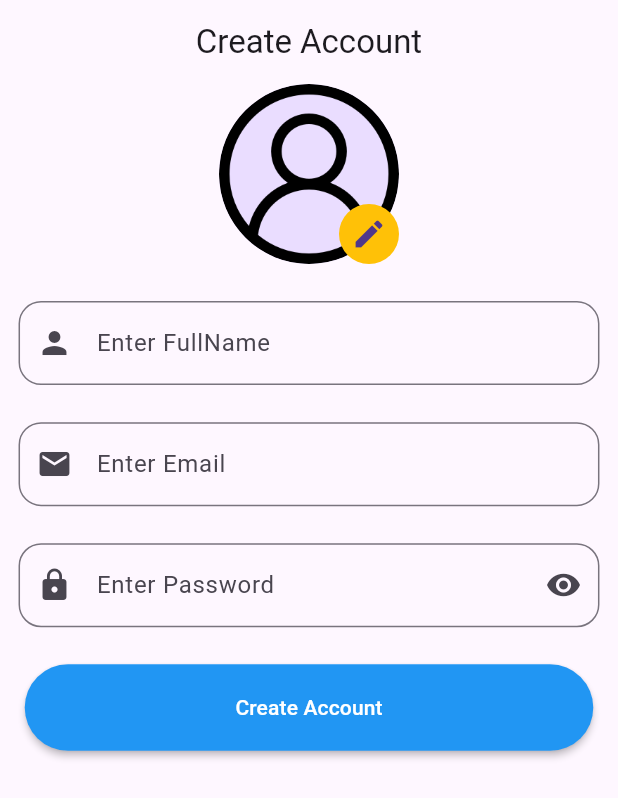
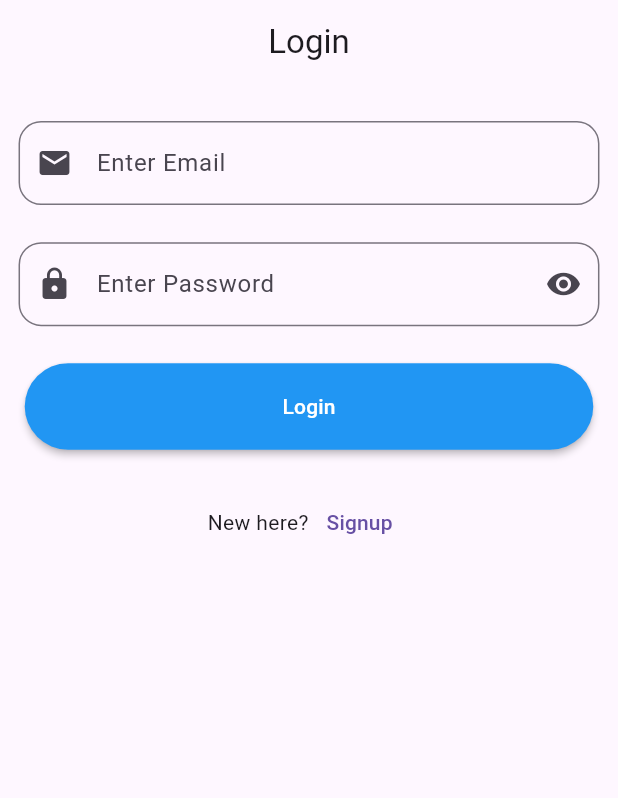
Before and after one commit to sabin6969/Note-App-Flutter-App, a Flutter app: the screen it shows after launch, on a phone screen of 412 x 824 dp. Shown: the top 798 px of the screen. Run offline on Flutter 3.47's test engine with Material 3 defaults, Android fonts, the phone set to English and light mode, and no system bars; our stand-ins replace flutter_bloc, fluttertoast, image_picker.

Commit message:
Add INTERNET permission to AndroidManifest.xml and implemented login feature

```diff
--- /dev/null
+++ b/lib/blocs/login/login_bloc.dart
@@ -0,0 +1,34 @@
+import 'dart:async';
+
+import 'package:flutter_bloc/flutter_bloc.dart';
+import 'package:note_app_flutter_mobile_app/blocs/login/login_event.dart';
+import 'package:note_app_flutter_mobile_app/blocs/login/login_state.dart';
+import 'package:note_app_flutter_mobile_app/data/models/login_response_model.dart';
+import 'package:note_app_flutter_mobile_app/data/repository/user_repository.dart';
+import 'package:note_app_flutter_mobile_app/exceptions/custom_exceptions.dart';
+
+class LoginBloc extends Bloc<LoginEvent, LoginState> {
+  final UserRepository userRepository;
+  LoginBloc({required this.userRepository}) : super(LoginInitialState()) {
+    on<LoginButtonPressedEvent>(handleLoginButtonPressedEvent);
+  }
+
+  FutureOr<void> handleLoginButtonPressedEvent(
+      LoginButtonPressedEvent event, Emitter<LoginState> emit) async {
+    if (event.email.isEmpty || event.password.isEmpty) {
+      emit(LoginValidationErrorState(message: "All fields are required"));
+    } else {
+      try {
+        emit(LoginLoadingState());
+        LoginResponse loginResponse = await userRepository.loginUser(
+            email: event.email, password: event.password);
+        emit(LoginSucessState(loginResponse: loginResponse));
+      } on CustomException catch (e) {
+        emit(LoginFailedState(message: e.message));
+      } catch (e) {
+        emit(LoginFailedState(
+            message: "Something went wrong while login try again"));
+      }
+    }
+  }
+}
--- /dev/null
+++ b/lib/blocs/login/login_event.dart
@@ -0,0 +1,7 @@
+final class LoginEvent {}
+
+final class LoginButtonPressedEvent extends LoginEvent {
+  final String email;
+  final String password;
+  LoginButtonPressedEvent({required this.email, required this.password});
+}
--- /dev/null
+++ b/lib/blocs/login/login_state.dart
@@ -0,0 +1,22 @@
+import 'package:note_app_flutter_mobile_app/data/models/login_response_model.dart';
+
+final class LoginState {}
+
+final class LoginInitialState extends LoginState {}
+
+final class LoginLoadingState extends LoginState {}
+
+final class LoginSucessState extends LoginState {
+  final LoginResponse loginResponse;
+  LoginSucessState({required this.loginResponse});
+}
+
+final class LoginValidationErrorState extends LoginState {
+  final String message;
+  LoginValidationErrorState({required this.message});
+}
+
+final class LoginFailedState extends LoginState {
+  final String message;
+  LoginFailedState({required this.message});
+}
--- a/lib/blocs/signup/signup_bloc.dart
+++ b/lib/blocs/signup/signup_bloc.dart
@@ -14,10 +14,10 @@ class SignupBloc extends Bloc<SignupEvent, SignupState> {
     if (event.email.isEmpty ||
         event.fullName.isEmpty ||
         event.password.isEmpty) {
-      emit(SignupFailedState(errorMessage: "All fields are required"));
+      emit(SignupValidationError(message: "All fields are required"));
     } else {
       if (event.imageFile == null) {
-        emit(SignupFailedState(errorMessage: "Please select a profile image"));
+        emit(SignupValidationError(message: "Please select a profile image"));
       } else {
         try {
           emit(SignupLoadingState());
--- a/lib/blocs/signup/signup_state.dart
+++ b/lib/blocs/signup/signup_state.dart
@@ -15,3 +15,8 @@ final class SignupFailedState extends SignupState {
 }
 
 final class SignupLoadingState extends SignupState {}
+
+final class SignupValidationError extends SignupState {
+  final String message;
+  SignupValidationError({required this.message});
+}
--- a/lib/main.dart
+++ b/lib/main.dart
@@ -1,9 +1,5 @@
 import 'package:flutter/material.dart';
-import 'package:flutter_bloc/flutter_bloc.dart';
-import 'package:note_app_flutter_mobile_app/blocs/signup/signup_bloc.dart';
-import 'package:note_app_flutter_mobile_app/data/provider/user_provider.dart';
-import 'package:note_app_flutter_mobile_app/data/repository/user_repository.dart';
-import 'package:note_app_flutter_mobile_app/views/signup_view.dart';
+import 'package:note_app_flutter_mobile_app/routes/app_route_configuration.dart';
 
 void main() {
   runApp(const MyNoteApp());
@@ -21,17 +17,7 @@ class MyNoteApp extends StatelessWidget {
       debugShowCheckedModeBanner: false,
       theme: ThemeData(),
       title: "My Note App",
-      home: RepositoryProvider(
-        create: (context) => UserRepository(
-          userProvider: UserProvider(),
-        ),
-        child: BlocProvider(
-          create: (context) => SignupBloc(
-            userRepository: context.read<UserRepository>(),
-          ),
-          child: const SignupView(),
-        ),
-      ),
+      onGenerateRoute: AppRouteConfiguration.generateRoute,
     );
   }
 }
--- /dev/null
+++ b/lib/routes/app_route_configuration.dart
@@ -0,0 +1,45 @@
+import 'package:flutter/material.dart';
+import 'package:flutter_bloc/flutter_bloc.dart';
+import 'package:note_app_flutter_mobile_app/blocs/login/login_bloc.dart';
+import 'package:note_app_flutter_mobile_app/blocs/signup/signup_bloc.dart';
+import 'package:note_app_flutter_mobile_app/data/provider/user_provider.dart';
+import 'package:note_app_flutter_mobile_app/data/repository/user_repository.dart';
+import 'package:note_app_flutter_mobile_app/routes/app_route_names.dart';
+import 'package:note_app_flutter_mobile_app/views/fall_back_view.dart';
+import 'package:note_app_flutter_mobile_app/views/login_view.dart';
+import 'package:note_app_flutter_mobile_app/views/signup_view.dart';
+
+class AppRouteConfiguration {
+  static MaterialPageRoute generateRoute(RouteSettings settings) {
+    switch (settings.name) {
+      case AppRouteNames.signup:
+        return MaterialPageRoute(
+          builder: (context) => RepositoryProvider(
+            create: (context) => UserRepository(userProvider: UserProvider()),
+            child: BlocProvider(
+              create: (context) => SignupBloc(
+                userRepository: context.read<UserRepository>(),
+              ),
+              child: const SignupView(),
+            ),
+          ),
+        );
+      case AppRouteNames.login:
+        return MaterialPageRoute(
+          builder: (context) => RepositoryProvider(
+            create: (context) => UserRepository(userProvider: UserProvider()),
+            child: BlocProvider(
+              create: (context) => LoginBloc(
+                userRepository: context.read<UserRepository>(),
+              ),
+              child: const LoginView(),
+            ),
+          ),
+        );
+      default:
+        return MaterialPageRoute(
+          builder: (context) => const FallBackView(),
+        );
+    }
+  }
+}
--- /dev/null
+++ b/lib/routes/app_route_names.dart
@@ -0,0 +1,4 @@
+class AppRouteNames {
+  static const String login = "/";
+  static const String signup = "/signup";
+}
--- /dev/null
+++ b/lib/views/login_view.dart
@@ -0,0 +1,140 @@
+import 'package:flutter/material.dart';
+import 'package:flutter_bloc/flutter_bloc.dart';
+import 'package:note_app_flutter_mobile_app/blocs/login/login_bloc.dart';
+import 'package:note_app_flutter_mobile_app/blocs/login/login_event.dart';
+import 'package:note_app_flutter_mobile_app/blocs/login/login_state.dart';
+import 'package:note_app_flutter_mobile_app/main.dart';
+import 'package:note_app_flutter_mobile_app/routes/app_route_names.dart';
+import 'package:note_app_flutter_mobile_app/utils/loading_dialog.dart';
+import 'package:note_app_flutter_mobile_app/utils/show_toast_message.dart';
+import 'package:note_app_flutter_mobile_app/widgets/custom_auth_button.dart';
+import 'package:note_app_flutter_mobile_app/widgets/custom_text_field.dart';
+
+class LoginView extends StatefulWidget {
+  const LoginView({super.key});
+
+  @override
+  State<LoginView> createState() => _LoginViewState();
+}
+
+class _LoginViewState extends State<LoginView> {
+  final GlobalKey<FormState> _formKey = GlobalKey<FormState>();
+  final FocusNode _emailFocusNode = FocusNode();
+  final FocusNode _passwordFocusNode = FocusNode();
+  final TextEditingController _emailController = TextEditingController();
+  final TextEditingController _passwordController = TextEditingController();
+  final ValueNotifier<bool> _passwordFieldValueNotifier = ValueNotifier(true);
+
+  @override
+  Widget build(BuildContext context) {
+    size = MediaQuery.sizeOf(context);
+    return Scaffold(
+      appBar: AppBar(
+        title: const Text("Login"),
+        centerTitle: true,
+      ),
+      body: BlocConsumer<LoginBloc, LoginState>(
+        listener: (context, state) {
+          if (state is LoginLoadingState) {
+            showLoadingDialog(context: context);
+          } else if (state is LoginSucessState) {
+            Navigator.pop(context);
+
+            showToastMessage(
+                message: state.loginResponse.message ?? "Login Sucess Vayo");
+            // TODO: navigate user to home page
+          } else if (state is LoginFailedState) {
+            Navigator.pop(context);
+            showToastMessage(message: state.message);
+          } else if (state is LoginValidationErrorState) {
+            showToastMessage(message: state.message);
+          }
+        },
+        builder: (context, state) {
+          return Padding(
+            padding: EdgeInsets.symmetric(
+              horizontal: size.width * 0.03,
+            ),
+            child: SingleChildScrollView(
+              child: Form(
+                key: _formKey,
+                child: Column(
+                  children: [
+                    SizedBox(
+                      height: size.height * 0.03,
+                    ),
+                    CustomTextFormField(
+                      hintText: "Enter Email",
+                      textEditingController: _emailController,
+                      currentFocusNode: _emailFocusNode,
+                      nextFocusNode: _passwordFocusNode,
+                      prefixIcon: Icons.email,
+                      textInputType: TextInputType.emailAddress,
+                    ),
+                    SizedBox(
+                      height: size.height * 0.03,
+                    ),
+                    ValueListenableBuilder(
+                      valueListenable: _passwordFieldValueNotifier,
+                      builder: (context, value, child) {
+                        return CustomTextFormField(
+                          hintText: "Enter Password",
+                          textEditingController: _passwordController,
+                          currentFocusNode: _passwordFocusNode,
+                          prefixIcon: Icons.lock,
+                          obsecureText: value,
+                          textInputType: TextInputType.visiblePassword,
+                          suffixIconButton: IconButton(
+                            onPressed: () {
+                              _passwordFieldValueNotifier.value =
+                                  !_passwordFieldValueNotifier.value;
+                            },
+                            icon: Icon(
+                              value ? Icons.visibility : Icons.visibility_off,
+                            ),
+                          ),
+                        );
+                      },
+                    ),
+                    SizedBox(
+                      height: size.height * 0.03,
+                    ),
+                    CustomAuthButton(
+                      buttonName: "Login",
+                      onPressed: () {
+                        context.read<LoginBloc>().add(
+                              LoginButtonPressedEvent(
+                                email: _emailController.text,
+                                password: _passwordController.text,
+                              ),
+                            );
+                      },
+                    ),
+                    SizedBox(
+                      height: size.height * 0.03,
+                    ),
+                    Row(
+                      mainAxisAlignment: MainAxisAlignment.center,
+                      children: [
+                        const Text("New here?"),
+                        TextButton(
+                          onPressed: () {
+                            Navigator.pushReplacementNamed(
+                              context,
+                              AppRouteNames.signup,
+                            );
+                          },
+                          child: const Text("Signup"),
+                        )
+                      ],
+                    )
+                  ],
+                ),
+              ),
+            ),
+          );
+        },
+      ),
+    );
+  }
+}
--- a/lib/views/signup_view.dart
+++ b/lib/views/signup_view.dart
@@ -8,7 +8,9 @@ import 'package:note_app_flutter_mobile_app/blocs/signup/signup_event.dart';
 import 'package:note_app_flutter_mobile_app/blocs/signup/signup_state.dart';
 import 'package:note_app_flutter_mobile_app/constants/app_constant.dart';
 import 'package:note_app_flutter_mobile_app/main.dart';
+import 'package:note_app_flutter_mobile_app/routes/app_route_names.dart';
 import 'package:note_app_flutter_mobile_app/utils/image_picker_util.dart';
+import 'package:note_app_flutter_mobile_app/utils/loading_dialog.dart';
 import 'package:note_app_flutter_mobile_app/utils/show_toast_message.dart';
 import 'package:note_app_flutter_mobile_app/widgets/custom_auth_button.dart';
 import 'package:note_app_flutter_mobile_app/widgets/custom_text_field.dart';
@@ -40,7 +42,7 @@ class _SignupViewState extends State<SignupView> {
       appBar: AppBar(
         centerTitle: true,
         title: const Text(
-          "Create Account",
+          "Signup",
         ),
       ),
       body: BlocConsumer<SignupBloc, SignupState>(
@@ -155,6 +157,24 @@ class _SignupViewState extends State<SignupView> {
                               );
                         },
                       ),
+                      SizedBox(
+                        height: size.height * 0.03,
+                      ),
+                      Row(
+                        mainAxisAlignment: MainAxisAlignment.center,
+                        children: [
+                          const Text("Already have an account?"),
+                          TextButton(
+                            onPressed: () {
+                              Navigator.pushReplacementNamed(
+                                context,
+                                AppRouteNames.login,
+                              );
+                            },
+                            child: const Text("Login"),
+                          )
+                        ],
+                      )
                     ],
                   ),
                 ),
@@ -168,16 +188,12 @@ class _SignupViewState extends State<SignupView> {
             showToastMessage(message: state.errorMessage);
           } else if (state is SignupSucessState) {
             Navigator.pop(context);
+            Navigator.pushReplacementNamed(context, AppRouteNames.login);
             showToastMessage(message: state.message);
           } else if (state is SignupLoadingState) {
-            showDialog(
-              context: context,
-              builder: (context) {
-                return const Center(
-                  child: CircularProgressIndicator(),
-                );
-              },
-            );
+            showLoadingDialog(context: context);
+          } else if (state is SignupValidationError) {
+            showToastMessage(message: state.message);
           }
         },
       ),
```
Also changed, not shown: lib/data/models/login_response_model.dart (added, +79 -0 lines), lib/data/provider/user_provider.dart (+37 -2 lines), lib/data/repository/user_repository.dart (+10 -0 lines), lib/exceptions/custom_exceptions.dart (+13 -0 lines), lib/utils/loading_dialog.dart (added, +13 -0 lines), lib/views/fall_back_view.dart (added, +22 -0 lines), 1 other file.
